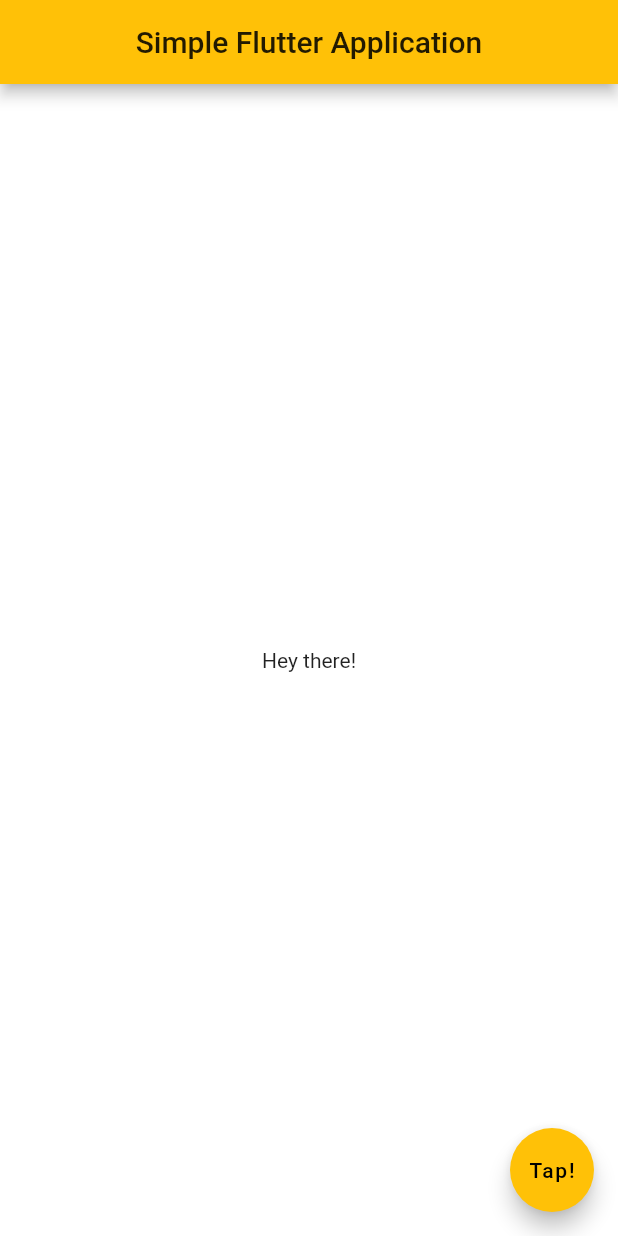
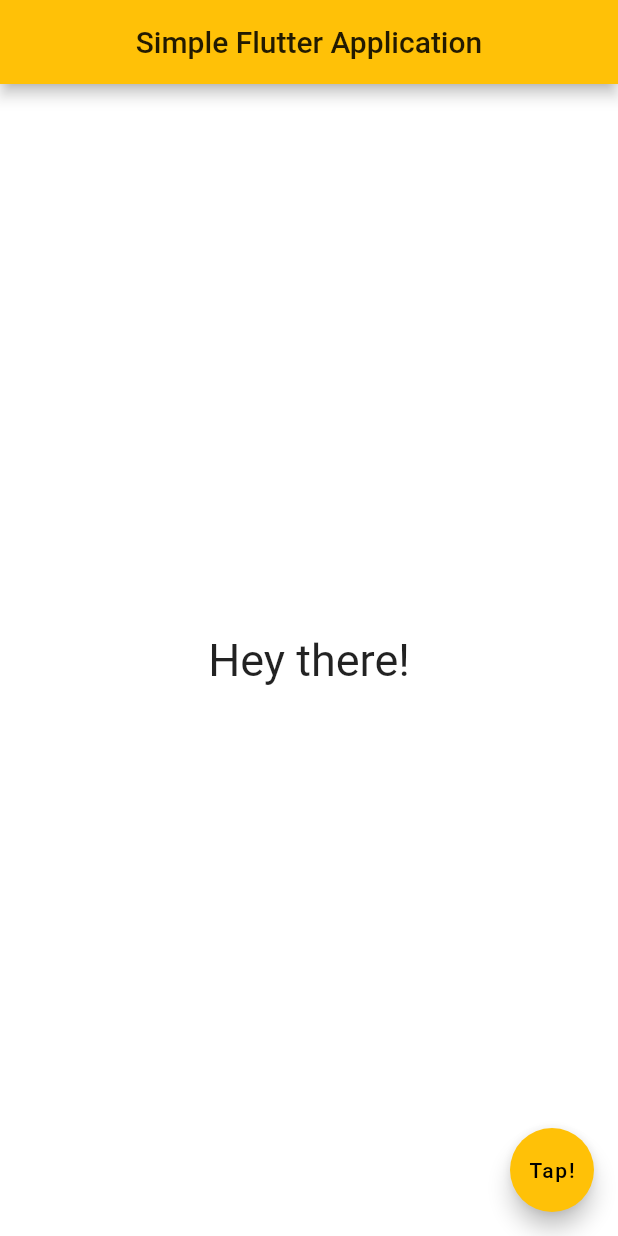
Before and after one commit to sviat-h/test-flutter-app, a Flutter app: the screen it shows after launch, on a phone screen of 412 x 824 dp. Run offline on Flutter 3.47's test engine with Material 2 defaults, Android fonts, the phone set to English and light mode, and no system bars.

Commit message:
increased text size

```diff
--- a/lib/main.dart
+++ b/lib/main.dart
@@ -37,14 +37,17 @@ class _SimpleAppState extends State<SimpleApp> {
             Center(
               child: Container(
                 color: defaultBackgroundColor =
-                Colors.primaries[Random().nextInt(Colors.primaries.length)],
+                    Colors.primaries[Random().nextInt(Colors.primaries.length)],
               ),
             );
           });
         },
         child: Container(
           child: Center(
-            child: Text('Hey there!'),
+            child: Text(
+              'Hey there!',
+              style: TextStyle(fontSize: 30),
+            ),
           ),
           color: defaultBackgroundColor,
         ),
```
